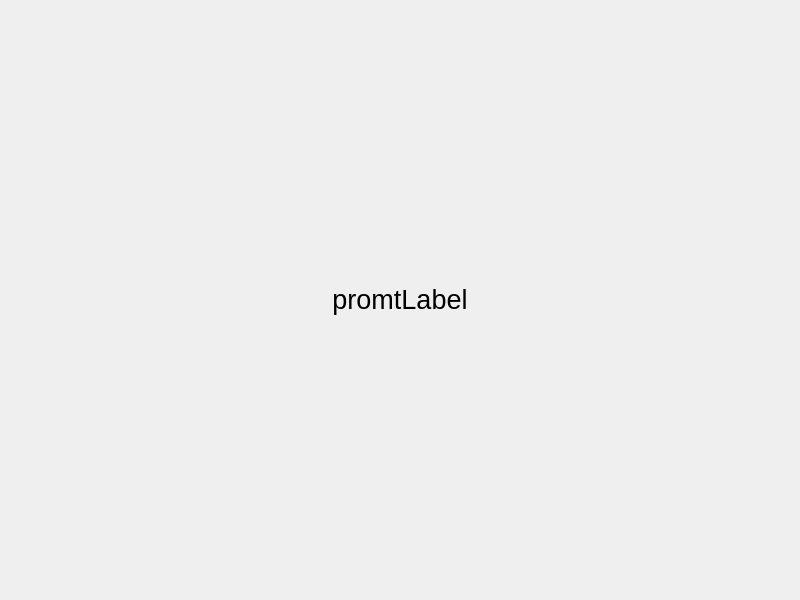
Above: Source/test.ui from duy0503/Flashcards-App-in-Qt before the change. Below: the same form after it.
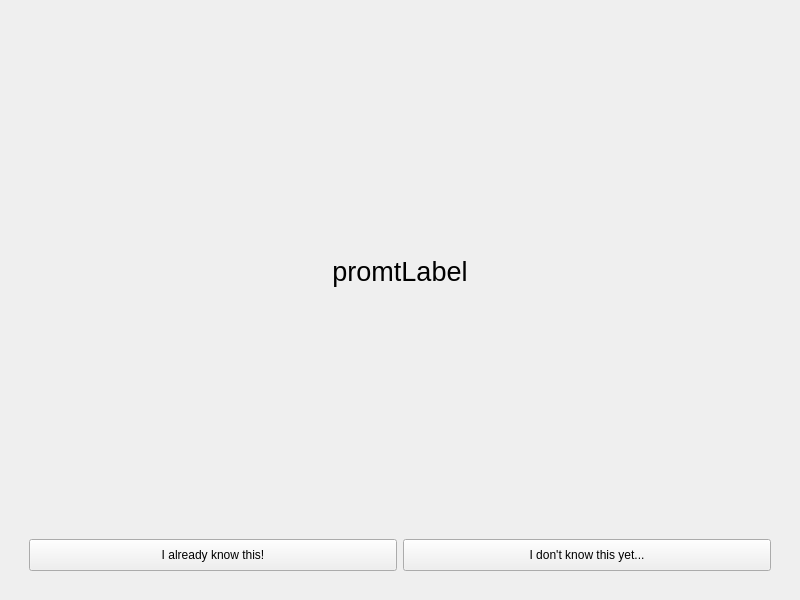
That is the form after the change.

Commit message: Added progress bar and score counter on top-right. Sped up animation. TODO: Visual improvements.

Patch:
```diff
--- a/Source/test.ui
+++ b/Source/test.ui
@@ -43,7 +43,7 @@
      <property name="styleSheet">
       <string notr="true"/>
      </property>
-     <layout class="QHBoxLayout" name="horizontalLayout">
+     <layout class="QVBoxLayout" name="verticalLayout_2">
       <item>
        <widget class="QLabel" name="promptLabel">
         <property name="font">
@@ -68,6 +68,62 @@
         </property>
        </widget>
       </item>
+      <item>
+       <widget class="QWidget" name="buttonWidget" native="true">
+        <property name="sizePolicy">
+         <sizepolicy hsizetype="Preferred" vsizetype="Maximum">
+          <horstretch>0</horstretch>
+          <verstretch>0</verstretch>
+         </sizepolicy>
+        </property>
+        <property name="maximumSize">
+         <size>
+          <width>16777215</width>
+          <height>50</height>
+         </size>
+        </property>
+        <layout class="QHBoxLayout" name="horizontalLayout">
+         <item>
+          <widget class="QPushButton" name="rightButton">
+           <property name="sizePolicy">
+            <sizepolicy hsizetype="Preferred" vsizetype="Maximum">
+             <horstretch>0</horstretch>
+             <verstretch>0</verstretch>
+            </sizepolicy>
+           </property>
+           <property name="maximumSize">
+            <size>
+             <width>16777215</width>
+             <height>32</height>
+            </size>
+           </property>
+           <property name="text">
+            <string>I already know this!</string>
+           </property>
+          </widget>
+         </item>
+         <item>
+          <widget class="QPushButton" name="wrongButton">
+           <property name="sizePolicy">
+            <sizepolicy hsizetype="Preferred" vsizetype="Maximum">
+             <horstretch>0</horstretch>
+             <verstretch>0</verstretch>
+            </sizepolicy>
+           </property>
+           <property name="maximumSize">
+            <size>
+             <width>16777215</width>
+             <height>32</height>
+            </size>
+           </property>
+           <property name="text">
+            <string>I don't know this yet...</string>
+           </property>
+          </widget>
+         </item>
+        </layout>
+       </widget>
+      </item>
      </layout>
     </widget>
    </item>
```
The commit also changes 5 other files.
